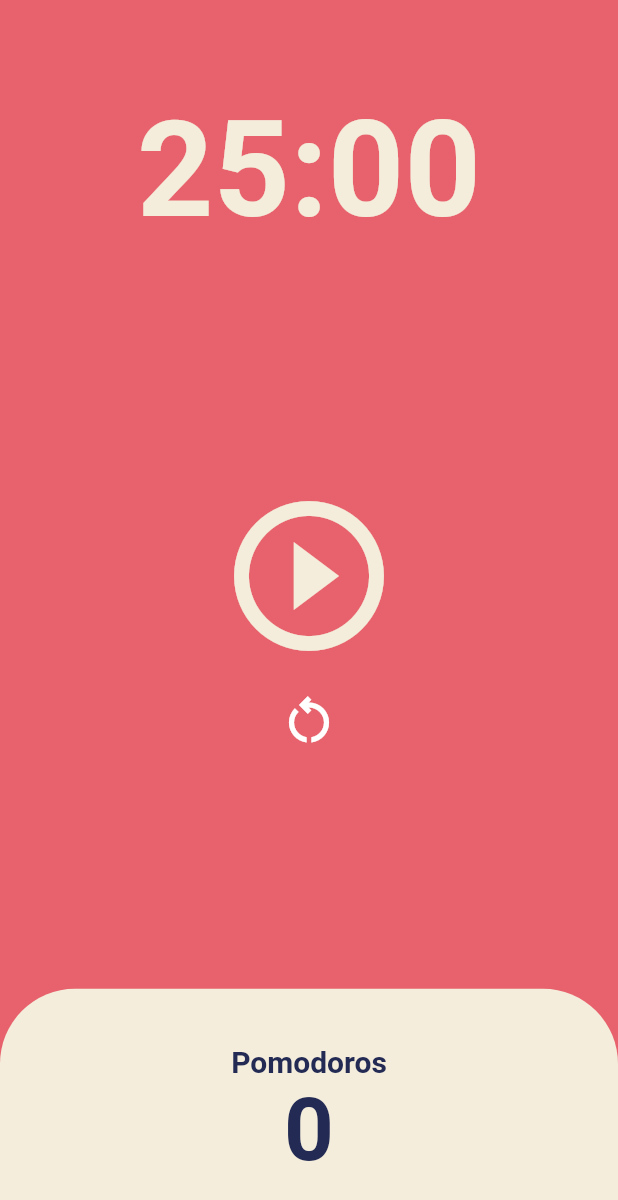
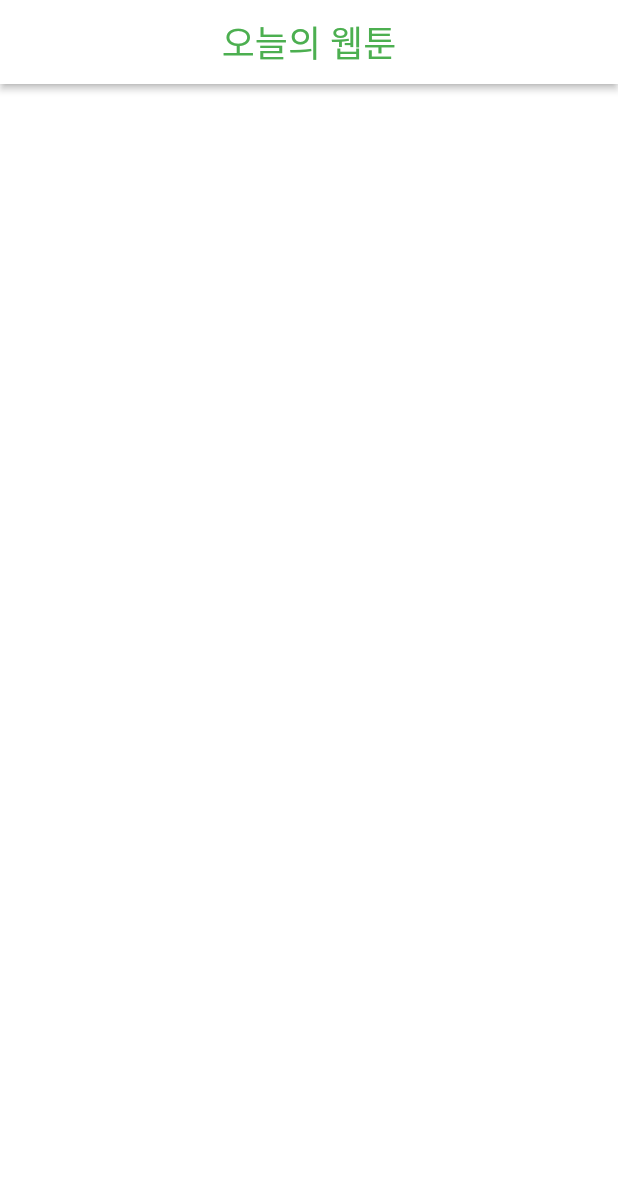
Before and after one commit to greeenCode/toonflix, a Flutter app: the screen it shows after launch, on a phone screen of 412 x 824 dp. Shown: the top 1200 px of the screen. Run offline on Flutter 3.47's test engine with Material 2 defaults, Android fonts, the phone set to English and light mode, and no system bars.

Commit message:
5.1 AppBar

```diff
--- a/lib/main.dart
+++ b/lib/main.dart
@@ -10,19 +10,8 @@ class App extends StatelessWidget {
 
   @override
   Widget build(BuildContext context) {
-    return MaterialApp(
-      theme: ThemeData(
-        colorScheme: ColorScheme.fromSwatch(
-          backgroundColor: const Color(0xffe7626c),
-        ),
-        textTheme: const TextTheme(
-          displayLarge: TextStyle(
-            color: Color(0xFF232B55),
-          ),
-        ),
-        cardColor: const Color(0xFFF4EDDB),
-      ),
-      home: const HomeScreen(),
+    return const MaterialApp(
+      home: HomeScreen(),
     );
   }
 }
--- a/lib/screens/home_screen.dart
+++ b/lib/screens/home_screen.dart
@@ -1,157 +1,23 @@
-import 'dart:async';
-
 import 'package:flutter/material.dart';
 
-class HomeScreen extends StatefulWidget {
+class HomeScreen extends StatelessWidget {
   const HomeScreen({super.key});
-
-  @override
-  State<HomeScreen> createState() => _HomeScreenState();
-}
-
-class _HomeScreenState extends State<HomeScreen> {
-  static const int twentyFiveMinutes = 1500;
-  int totalSeconds = twentyFiveMinutes;
-  bool isRunning = false;
-  int totalPomodoros = 0;
-  late Timer timer;
-
-  void onTick(timer) {
-    if (totalSeconds == 0) {
-      setState(() {
-        totalPomodoros = totalPomodoros + 1;
-        isRunning = false;
-        totalSeconds = twentyFiveMinutes;
-      });
-      timer.cancel();
-    } else {
-      setState(() {
-        totalSeconds = totalSeconds - 1;
-      });
-    }
-  }
-
-  void onStartPressed() {
-    timer = Timer.periodic(
-      const Duration(seconds: 1),
-      onTick,
-    );
-    setState(() {
-      isRunning = true;
-    });
-  }
-
-  void onPausePressed() {
-    timer.cancel();
-    setState(() {
-      isRunning = false;
-    });
-  }
-
-  void onReset() {
-    timer.cancel();
-
-    setState(() {
-      totalSeconds = twentyFiveMinutes;
-      isRunning = false;
-    });
-  }
-
-  String format(int seconds) {
-    var duration = Duration(seconds: seconds);
-    return duration.toString().split('.').first.substring(2, 7);
-  }
 
   @override
   Widget build(BuildContext context) {
     return Scaffold(
-      backgroundColor: Theme.of(context).colorScheme.background,
-      body: Column(
-        children: [
-          Flexible(
-            flex: 1,
-            child: Container(
-              alignment: Alignment.bottomCenter,
-              child: Text(
-                format(totalSeconds),
-                style: TextStyle(
-                  color: Theme.of(context).cardColor,
-                  fontSize: 89,
-                  fontWeight: FontWeight.w600,
-                ),
-              ),
-            ),
+      backgroundColor: Colors.white,
+      appBar: AppBar(
+        elevation: 2,
+        backgroundColor: Colors.white,
+        foregroundColor: Colors.green,
+        centerTitle: true,
+        title: const Text(
+          '오늘의 웹툰',
+          style: TextStyle(
+            fontSize: 24,
           ),
-          Flexible(
-            flex: 3,
-            child: Center(
-              child: Column(
-                mainAxisAlignment: MainAxisAlignment.center,
-                children: [
-                  IconButton(
-                    iconSize: 120,
-                    color: Theme.of(context).cardColor,
-                    onPressed: isRunning ? onPausePressed : onStartPressed,
-                    icon: isRunning
-                        ? const Icon(Icons.pause_circle_outline)
-                        : const Icon(
-                            Icons.play_circle_outline,
-                          ),
-                  ),
-                  IconButton(
-                    iconSize: 40,
-                    color: Colors.white,
-                    onPressed: onReset,
-                    icon: const Icon(
-                      Icons.restart_alt_outlined,
-                    ),
-                  )
-                ],
-              ),
-            ),
-          ),
-          Flexible(
-            flex: 1,
-            child: Row(
-              children: [
-                Expanded(
-                  child: Container(
-                    decoration: BoxDecoration(
-                      color: Theme.of(context).cardColor,
-                      borderRadius: const BorderRadius.only(
-                        topLeft: Radius.circular(50),
-                        topRight: Radius.circular(50),
-                      ),
-                    ),
-                    child: Column(
-                      mainAxisAlignment: MainAxisAlignment.center,
-                      children: [
-                        Text(
-                          'Pomodoros',
-                          style: TextStyle(
-                            fontSize: 20,
-                            fontWeight: FontWeight.w600,
-                            color:
-                                Theme.of(context).textTheme.displayLarge?.color,
-                          ),
-                        ),
-                        Text(
-                          '$totalPomodoros',
-                          style: TextStyle(
-                            fontSize: 58,
-                            fontWeight: FontWeight.w600,
-                            color:
-                                Theme.of(context).textTheme.displayLarge?.color,
-                          ),
-                        ),
-                      ],
-                    ),
-                  ),
-                ),
-              ],
-            ),
-          ),
-        ],
+        ),
       ),
     );
   }
```
Also changed, not shown: lib/widgets/button.dart (deleted, +0 -37 lines), lib/widgets/currency_card.dart (deleted, +0 -92 lines).
